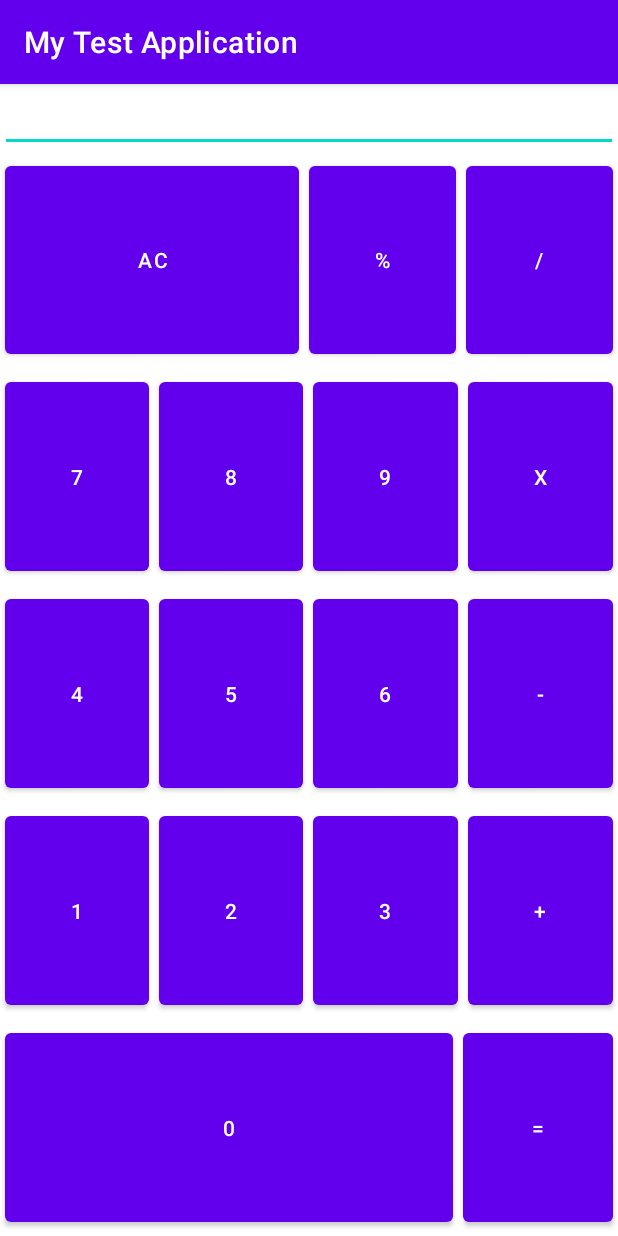
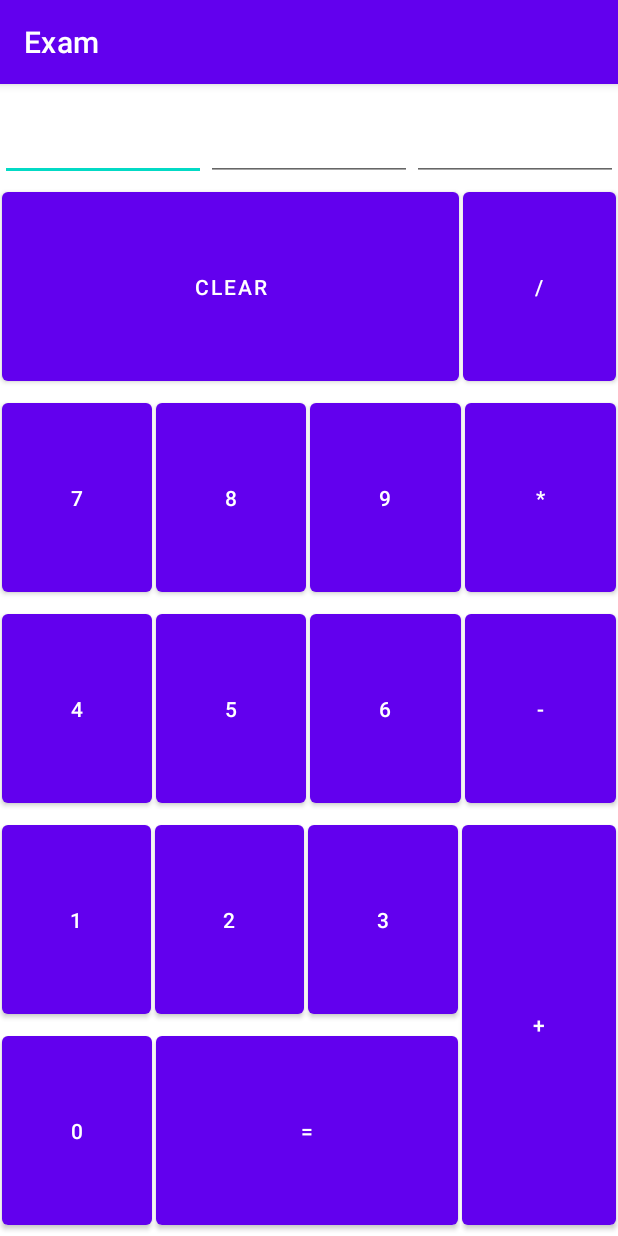
Before and after one commit to H-JJOO/Calculator, an Android app: the screen it shows after launch (MainActivity), on a phone screen of 412 x 824 dp. Run offline under Robolectric (Android 15) with nearby library versions, the phone set to English and light mode, and no system bars.

```diff
--- a/app/src/main/res/layout/activity_main.xml
+++ b/app/src/main/res/layout/activity_main.xml
@@ -1,5 +1,6 @@
 <?xml version="1.0" encoding="utf-8"?>
-<LinearLayout xmlns:android="http://schemas.android.com/apk/res/android"
+<LinearLayout
+    xmlns:android="http://schemas.android.com/apk/res/android"
     xmlns:app="http://schemas.android.com/apk/res-auto"
     xmlns:tools="http://schemas.android.com/tools"
     android:layout_width="match_parent"
@@ -7,45 +8,38 @@
     android:orientation="vertical"
     tools:context=".MainActivity">
 
-    <EditText
-        android:id="@+id/et"
+    <TextView
+        android:id="@+id/tvDisplay"
         android:layout_width="match_parent"
-        android:layout_height="wrap_content"></EditText>
-
+        android:layout_height="wrap_content">
+    </TextView>
 
     <LinearLayout
         android:layout_width="match_parent"
-        android:layout_height="0dp"
-        android:layout_weight="1"
+        android:layout_height="wrap_content"
         android:orientation="horizontal">
 
+        <EditText
+            android:id="@+id/etVal1"
+            android:layout_width="0dp"
+            android:layout_height="wrap_content"
+            android:layout_weight="1">
+        </EditText>
 
-        <Button
-            android:id="@+id/btn_cancel"
+        <EditText
+            android:id="@+id/etVal2"
             android:layout_width="0dp"
-            android:layout_height="match_parent"
-            android:layout_margin="3dp"
-            android:layout_weight="2"
-            android:onClick="clkBtn"
-            android:text="@string/btn_cancel"></Button>
+            android:layout_height="wrap_content"
+            android:layout_weight="1">
+        </EditText>
 
-        <Button
-            android:id="@+id/btn_percent"
+        <EditText
+            android:id="@+id/etResult"
             android:layout_width="0dp"
-            android:layout_height="match_parent"
-            android:layout_margin="3dp"
-            android:layout_weight="1"
-            android:onClick="clkBtn"
-            android:text="@string/btn_percent"></Button>
+            android:layout_height="wrap_content"
+            android:layout_weight="1">
+        </EditText>
 
-        <Button
-            android:id="@+id/btn_divide"
-            android:layout_width="0dp"
-            android:layout_height="match_parent"
-            android:layout_margin="3dp"
-            android:layout_weight="1"
-            android:onClick="clkBtn"
-            android:text="@string/btn_divide"></Button>
     </LinearLayout>
 
     <LinearLayout
@@ -55,40 +49,61 @@
         android:orientation="horizontal">
 
         <Button
-            android:id="@+id/btn_7"
             android:layout_width="0dp"
             android:layout_height="match_parent"
-            android:layout_margin="3dp"
-            android:layout_weight="1"
-            android:onClick="clkBtn"
-            android:text="@string/btn_7"></Button>
+            android:layout_weight="3"
+            android:onClick="clkClear"
+            android:layout_margin="1dp"
+            android:text="@string/btnClear"/>
 
         <Button
-            android:id="@+id/btn_8"
             android:layout_width="0dp"
             android:layout_height="match_parent"
-            android:layout_margin="3dp"
             android:layout_weight="1"
-            android:onClick="clkBtn"
-            android:text="@string/btn_8"></Button>
+            android:onClick="clkOperator"
+            android:layout_margin="1dp"
+            android:text="@string/btnMod"/>
+
+    </LinearLayout>
+
+
+    <LinearLayout
+        android:layout_width="match_parent"
+        android:layout_height="0dp"
+        android:layout_weight="1"
+        android:orientation="horizontal">
 
         <Button
-            android:id="@+id/btn_9"
             android:layout_width="0dp"
             android:layout_height="match_parent"
-            android:layout_margin="3dp"
             android:layout_weight="1"
-            android:onClick="clkBtn"
-            android:text="@string/btn_9"></Button>
+            android:onClick="clkNumber"
+            android:layout_margin="1dp"
+            android:text="@string/btnNo7"/>
 
         <Button
-            android:id="@+id/btn_multiply"
             android:layout_width="0dp"
             android:layout_height="match_parent"
-            android:layout_margin="3dp"
             android:layout_weight="1"
-            android:onClick="clkBtn"
-            android:text="@string/btn_multiply"></Button>
+            android:onClick="clkNumber"
+            android:layout_margin="1dp"
+            android:text="@string/btnNo8"/>
+
+        <Button
+            android:layout_width="0dp"
+            android:layout_height="match_parent"
+            android:layout_weight="1"
+            android:onClick="clkNumber"
+            android:layout_margin="1dp"
+            android:text="@string/btnNo9"/>
+
+        <Button
+            android:layout_width="0dp"
+            android:layout_height="match_parent"
+            android:layout_weight="1"
+            android:onClick="clkOperator"
+            android:layout_margin="1dp"
+            android:text="@string/btnMulti"/>
     </LinearLayout>
 
     <LinearLayout
@@ -98,41 +113,49 @@
         android:orientation="horizontal">
 
         <Button
-            android:id="@+id/btn_4"
             android:layout_width="0dp"
             android:layout_height="match_parent"
-            android:layout_margin="3dp"
             android:layout_weight="1"
-            android:onClick="clkBtn"
-            android:text="@string/btn_4"></Button>
+            android:onClick="clkNumber"
+            android:layout_margin="1dp"
+            android:text="@string/btnNo4"/>
 
         <Button
-            android:id="@+id/btn_5"
             android:layout_width="0dp"
             android:layout_height="match_parent"
-            android:layout_margin="3dp"
             android:layout_weight="1"
-            android:onClick="clkBtn"
-            android:text="@string/btn_5"></Button>
+            android:onClick="clkNumber"
+            android:layout_margin="1dp"
+            android:text="@string/btnNo5"/>
 
         <Button
-            android:id="@+id/btn_6"
             android:layout_width="0dp"
             android:layout_height="match_parent"
-            android:layout_margin="3dp"
             android:layout_weight="1"
-            android:onClick="clkBtn"
-            android:text="@string/btn_6"></Button>
+            android:onClick="clkNumber"
+            android:layout_margin="1dp"
+            android:text="@string/btnNo6"/>
 
         <Button
-            android:id="@+id/btn_subtract"
             android:layout_width="0dp"
             android:layout_height="match_parent"
-            android:layout_margin="3dp"
             android:layout_weight="1"
-            android:onClick="clkBtn"
-            android:text="@string/btn_subtract"></Button>
+            android:onClick="clkOperator"
+            android:layout_margin="1dp"
+            android:text="@string/btnMinus"/>
     </LinearLayout>
+
+    <LinearLayout
+        android:layout_width="match_parent"
+        android:layout_height="0dp"
+        android:layout_weight="2"
+        android:orientation="horizontal">
+
+        <LinearLayout
+            android:layout_width="0dp"
+            android:layout_height="match_parent"
+            android:layout_weight="3"
+            android:orientation="vertical">
 
             <LinearLayout
                 android:layout_width="match_parent"
@@ -141,40 +164,26 @@
                 android:orientation="horizontal">
 
                 <Button
-            android:id="@+id/btn_1"
                     android:layout_width="0dp"
                     android:layout_height="match_parent"
-            android:layout_margin="3dp"
                     android:layout_weight="1"
-            android:onClick="clkBtn"
-            android:text="@string/btn_1"></Button>
-
+                    android:onClick="clkNumber"
+                    android:layout_margin="1dp"
+                    android:text="@string/btnNo1"/>
                 <Button
-            android:id="@+id/btn_2"
                     android:layout_width="0dp"
                     android:layout_height="match_parent"
-            android:layout_margin="3dp"
                     android:layout_weight="1"
-            android:onClick="clkBtn"
-            android:text="@string/btn_2"></Button>
-
+                    android:onClick="clkNumber"
+                    android:layout_margin="1dp"
+                    android:text="@string/btnNo2"/>
                 <Button
-            android:id="@+id/btn_3"
                     android:layout_width="0dp"
                     android:layout_height="match_parent"
-            android:layout_margin="3dp"
                     android:layout_weight="1"
-            android:onClick="clkBtn"
-            android:text="@string/btn_3"></Button>
-
-        <Button
-            android:id="@+id/btn_add"
-            android:layout_width="0dp"
-            android:layout_height="match_parent"
-            android:layout_margin="3dp"
-            android:layout_weight="1"
-            android:onClick="clkBtn"
-            android:text="@string/btn_add"></Button>
+                    android:onClick="clkNumber"
+                    android:layout_margin="1dp"
+                    android:text="@string/btnNo3"/>
             </LinearLayout>
 
             <LinearLayout
@@ -182,25 +191,29 @@
                 android:layout_height="0dp"
                 android:layout_weight="1"
                 android:orientation="horizontal">
+                <Button
+                    android:layout_width="0dp"
+                    android:layout_height="match_parent"
+                    android:layout_weight="1"
+                    android:onClick="clkNumber"
+                    android:layout_margin="1dp"
+                    android:text="@string/btnNo0"/>
+                <Button
+                    android:layout_width="0dp"
+                    android:layout_height="match_parent"
+                    android:layout_weight="2"
+                    android:onClick="clkEqual"
+                    android:layout_margin="1dp"
+                    android:text="@string/btnEqual"/>
+            </LinearLayout>
+        </LinearLayout>
 
         <Button
-            android:id="@+id/btn_0"
             android:layout_width="0dp"
             android:layout_height="match_parent"
-            android:layout_margin="3dp"
-            android:layout_weight="3"
-            android:onClick="clkBtn"
-            android:text="@string/btn_0"></Button>
-
-        <Button
-            android:id="@+id/btn_equal"
-            android:layout_width="0dp"
-            android:layout_height="match_parent"
-            android:layout_margin="3dp"
             android:layout_weight="1"
-            android:onClick="clkBtn"
-            android:text="@string/btn_equal"></Button>
-
+            android:onClick="clkOperator"
+            android:layout_margin="1dp"
+            android:text="@string/btnPlus" />
     </LinearLayout>
-
 </LinearLayout>
--- a/app/src/main/res/values/strings.xml
+++ b/app/src/main/res/values/strings.xml
@@ -1,25 +1,21 @@
 <resources>
-    <string name="app_name">My Test Application</string>
-    <string name="btn_cancel">AC</string>
-    <string name="btn_percent">%</string>
-    <string name="btn_multiply">X</string>
-    <string name="btn_divide">/</string>
-    <string name="btn_subtract">-</string>
-    <string name="btn_add">+</string>
-    <string name="btn_equal">=</string>
-    <string name="btn_0">0</string>
-    <string name="btn_1">1</string>
-    <string name="btn_2">2</string>
-    <string name="btn_3">3</string>
-    <string name="btn_4">4</string>
-    <string name="btn_5">5</string>
-    <string name="btn_6">6</string>
-    <string name="btn_7">7</string>
-    <string name="btn_8">8</string>
-    <string name="btn_9">9</string>
+    <string name="app_name">Exam</string>
 
-
-
-
+    <string name="btnClear">Clear</string>
+    <string name="btnMod">/</string>
+    <string name="btnMulti">*</string>
+    <string name="btnPlus">+</string>
+    <string name="btnMinus">-</string>
+    <string name="btnEqual">=</string>
+    <string name="btnNo0">0</string>
+    <string name="btnNo1">1</string>
+    <string name="btnNo2">2</string>
+    <string name="btnNo3">3</string>
+    <string name="btnNo4">4</string>
+    <string name="btnNo5">5</string>
+    <string name="btnNo6">6</string>
+    <string name="btnNo7">7</string>
+    <string name="btnNo8">8</string>
+    <string name="btnNo9">9</string>
 
 </resources>
```
Also changed, not shown: app/src/main/java/com/koreait/mytestapplication/MainActivity.java (+91 -89 lines). Lines whose indentation alone changed are shown as unchanged.
